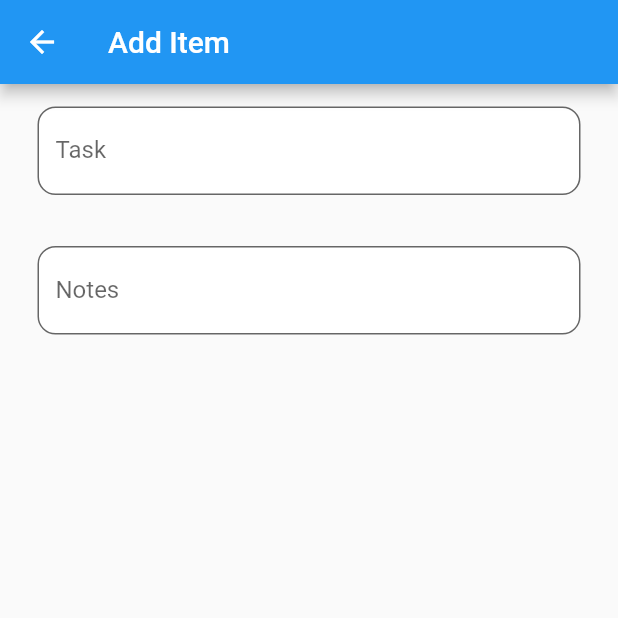
After one commit to Screech129/FlutterLnL, a Flutter app: the AddItem screen opened by its route, on a phone screen of 412 x 824 dp, the top half of it. The commit adds this screen. Run offline on Flutter 3.47's test engine with Material 2 defaults, Android fonts, the phone set to English and light mode, and no system bars; our stand-ins replace bloc, flutter_bloc; generated files the repository leaves out were written again; statements that could not run were skipped.

Commit message:
Added immediate validation and snake_case

```diff
--- a/todo_lnl/lib/src/app.dart
+++ b/todo_lnl/lib/src/app.dart
@@ -1,6 +1,7 @@
 import 'package:flutter/cupertino.dart';
 import 'package:flutter/material.dart';
-import 'package:todo_lnl/src/pages/todoList.dart';
+import 'package:todo_lnl/src/pages/add_item.dart';
+import 'package:todo_lnl/src/pages/todo_list.dart';
 
 class App extends StatelessWidget {
   @override
@@ -10,7 +11,33 @@ class App extends StatelessWidget {
       theme: ThemeData(
         primarySwatch: Colors.blue,
       ),
-      home: TodoList(),
+      onGenerateRoute: _buildRoutes,
     );
   }
+
+  Route _buildRoutes(RouteSettings settings) {
+    switch (settings.name) {
+      case "/":
+        return MaterialPageRoute(
+          builder: (BuildContext context) {
+            return TodoList();
+          },
+        );
+        break;
+      case "Add":
+        return MaterialPageRoute(
+          builder: (BuildContext context) {
+            return AddItem();
+          },
+        );
+        break;
+      default:
+        return MaterialPageRoute(
+          builder: (BuildContext context) {
+            return TodoList();
+          },
+        );
+        break;
+    }
+  }
 }
--- /dev/null
+++ b/todo_lnl/lib/src/pages/add_item.dart
@@ -0,0 +1,32 @@
+import 'package:flutter/material.dart';
+import 'package:todo_lnl/src/widgets/styled_sized_box.dart';
+import 'package:todo_lnl/src/widgets/styled_text_field.dart';
+
+class AddItem extends StatelessWidget {
+  @override
+  Widget build(BuildContext context) {
+    return Scaffold(
+      appBar: AppBar(
+        title: Text('Add Item'),
+      ),
+      body: Container(
+        child: Column(
+          children: [
+            StyledSizedBox(),
+            StyledTextField(
+              label: "Task",
+              errorMessage: "Task is required",
+              onTextChanged: (String value) {},
+            ),
+            StyledSizedBox(),
+            StyledTextField(
+              label: "Notes",
+              onTextChanged: (String value) {},
+            ),
+            StyledSizedBox(),
+          ],
+        ),
+      ),
+    );
+  }
+}
--- a/todo_lnl/lib/src/pages/todoList.dart
+++ b/todo_lnl/lib/src/pages/todo_list.dart
@@ -16,6 +16,15 @@ class _TodoListState extends State<TodoList> {
     return Scaffold(
       appBar: AppBar(
         title: Text('Todo List'),
+        leading: GestureDetector(
+          child: Center(
+            child: Text(
+              "+",
+              style: TextStyle(fontSize: 25),
+            ),
+          ),
+          onTap: () => {Navigator.pushNamed(context, "Add")},
+        ),
       ),
       body: BlocProvider(
           create: (context) => TodoBloc(),
--- /dev/null
+++ b/todo_lnl/lib/src/widgets/styled_sized_box.dart
@@ -0,0 +1,10 @@
+import 'package:flutter/material.dart';
+
+class StyledSizedBox extends StatelessWidget {
+  @override
+  Widget build(BuildContext context) {
+    return SizedBox(
+      height: 15,
+    );
+  }
+}
--- /dev/null
+++ b/todo_lnl/lib/src/widgets/styled_text_field.dart
@@ -0,0 +1,91 @@
+import 'package:flutter/material.dart';
+
+class StyledTextField extends StatefulWidget {
+  final String label;
+  final String value;
+  final String errorMessage;
+  final TextChangedCallBack onTextChanged;
+
+  const StyledTextField({
+    Key key,
+    this.label,
+    this.value,
+    this.errorMessage,
+    this.onTextChanged,
+  }) : super(key: key);
+
+  @override
+  _StyledTextFieldState createState() => _StyledTextFieldState();
+}
+
+class _StyledTextFieldState extends State<StyledTextField> {
+  TextEditingController controller = TextEditingController();
+  bool hasError;
+  var _errorText;
+  @override
+  void initState() {
+    controller.text = widget.value;
+    hasError = false;
+    _errorText = '${widget.errorMessage}';
+    super.initState();
+  }
+
+  @override
+  void didUpdateWidget(StyledTextField oldWidget) {
+    controller.text = widget.value;
+    hasError = widget.errorMessage.isNotEmpty;
+    super.didUpdateWidget(oldWidget);
+  }
+
+  @override
+  Widget build(BuildContext context) {
+    return Container(
+        child: Column(
+      crossAxisAlignment: CrossAxisAlignment.start,
+      children: [
+        Container(
+          margin: EdgeInsets.symmetric(horizontal: 25),
+          child: TextField(
+            controller: controller,
+            onChanged: (value) {
+              widget.onTextChanged(value);
+              setState(() {
+                if (widget.errorMessage.isNotEmpty && value.isEmpty) {
+                  _errorText = '${widget.errorMessage}';
+                  hasError = true;
+                } else {
+                  _errorText = null;
+                  hasError = false;
+                }
+              });
+            },
+            decoration: new InputDecoration(
+              border: new OutlineInputBorder(
+                borderRadius: const BorderRadius.all(
+                  const Radius.circular(12.0),
+                ),
+              ),
+              filled: true,
+              hintText: widget.label,
+              fillColor: Colors.white,
+              labelText: widget.label,
+            ),
+          ),
+        ),
+        Container(
+          margin: EdgeInsets.only(left: 30, top: 3),
+          child: hasError
+              ? Text(
+                  _errorText,
+                  style: TextStyle(
+                    color: Colors.red,
+                  ),
+                )
+              : Text(''),
+        )
+      ],
+    ));
+  }
+}
+
+typedef TextChangedCallBack = void Function(String text);
```
